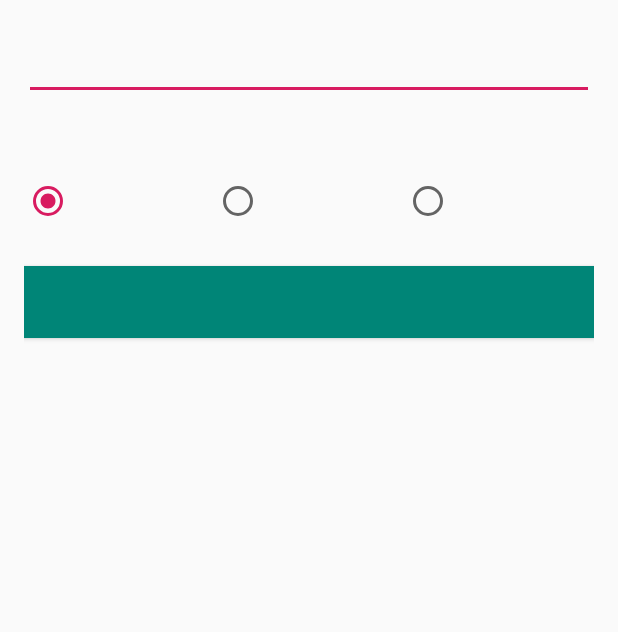
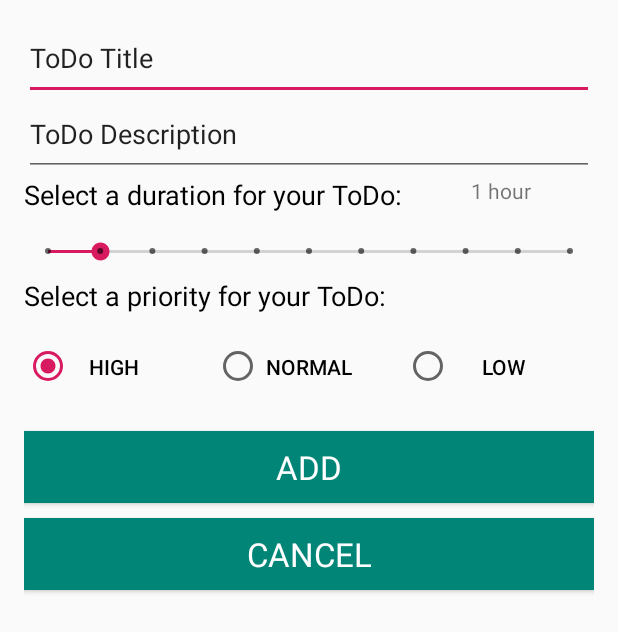
Before and after one commit to aaronpaczak/coe1530, an Android app: the AddTaskActivity screen opened directly, with no data from a screen before it, on a phone screen of 412 x 824 dp. Shown: the top 632 px of the screen. Run offline under Robolectric (Android 15) with nearby library versions, the phone set to English and light mode, and no system bars.

Commit message:
Add to dos works not, made it look a tiny bit better

```diff
--- a/app/src/main/java/coe1530/eatyourleftovers/dummy/ToDoList.java
+++ b/app/src/main/java/coe1530/eatyourleftovers/dummy/ToDoList.java
@@ -21,7 +21,7 @@ public class ToDoList {
      */
     public static final Map<String, ToDoItem> ITEM_MAP = new HashMap<String, ToDoItem>();
 
-    private static final int COUNT = 10;
+    private static final int COUNT = 0;
 
     static {
         // Add some sample items.
@@ -59,11 +59,13 @@ public class ToDoList {
         public int priority; //priority of task
         public final String details; //additional information about task
 
-        public ToDoItem(String name, int content, int priority, String details) {
+        public ToDoItem(String name, int duration, int priority, String details) {
             this.name = name;
             this.duration = duration;
             this.priority = priority;
             this.details = details;
+
+            addItem(this);
         }
 
         @Override
--- a/app/src/main/res/layout/activity_add_task.xml
+++ b/app/src/main/res/layout/activity_add_task.xml
@@ -1,36 +1,4 @@
 <?xml version="1.0" encoding="utf-8"?>
-<!--<android.support.design.widget.CoordinatorLayout xmlns:android="http://schemas.android.com/apk/res/android"-->
-    <!--xmlns:app="http://schemas.android.com/apk/res-auto"-->
-    <!--xmlns:tools="http://schemas.android.com/tools"-->
-    <!--android:layout_width="match_parent"-->
-    <!--android:layout_height="match_parent"-->
-    <!--tools:context=".AddTaskActivity">-->
-
-    <!--<android.support.design.widget.AppBarLayout-->
-        <!--android:layout_width="match_parent"-->
-        <!--android:layout_height="wrap_content"-->
-        <!--android:theme="@style/AppTheme.AppBarOverlay">-->
-
-        <!--<android.support.v7.widget.Toolbar-->
-            <!--android:id="@+id/toolbar"-->
-            <!--android:layout_width="match_parent"-->
-            <!--android:layout_height="?attr/actionBarSize"-->
-            <!--android:background="?attr/colorPrimary"-->
-            <!--app:popupTheme="@style/AppTheme.PopupOverlay" />-->
-
-    <!--</android.support.design.widget.AppBarLayout>-->
-
-    <!--<include layout="@layout/content_add_task" />-->
-
-    <!--<android.support.design.widget.FloatingActionButton-->
-        <!--android:id="@+id/fab"-->
-        <!--android:layout_width="wrap_content"-->
-        <!--android:layout_height="wrap_content"-->
-        <!--android:layout_gravity="bottom|end"-->
-        <!--android:layout_margin="@dimen/fab_margin"-->
-        <!--app:srcCompat="@android:drawable/ic_dialog_email" />-->
-
-<!--</android.support.design.widget.CoordinatorLayout>-->
 
 
 
@@ -49,20 +17,66 @@
     android:paddingStart="@dimen/activity_horizontal_margin"
     android:paddingTop="@dimen/activity_vertical_margin">
 
+    <!-- EditText for getting task title input -->
+
+    <EditText
+        android:id="@+id/editTextTaskTitle"
+        android:layout_width="match_parent"
+        android:text="ToDo Title"
+        android:layout_height="wrap_content"
+        android:gravity="start"
+        android:paddingBottom ="@dimen/activity_horizontal_margin"/>
+
     <!-- EditText for getting task description input -->
     <EditText
         android:id="@+id/editTextTaskDescription"
         android:layout_width="match_parent"
+        android:text="ToDo Description"
         android:layout_height="wrap_content"
         android:gravity="start"
         android:paddingBottom ="@dimen/activity_horizontal_margin"/>
 
+    <!-- TextView and linear layout for the time slider for Duration for this task -->
+    <LinearLayout
+        android:layout_width="match_parent"
+        android:layout_height="41dp"
+        android:orientation="horizontal">
+
+        <TextView
+            style="@style/TextAppearance.AppCompat.Medium"
+            android:layout_width="wrap_content"
+            android:layout_height="wrap_content"
+            android:layout_gravity="start"
+            android:layout_marginTop="8dp"
+            android:layout_marginBottom="8dp"
+            android:text="Select a duration for your ToDo: "
+            android:textColor="@android:color/primary_text_light" />
+
+        <TextView
+            android:id="@+id/currentSelectedDuration"
+            android:layout_width="wrap_content"
+            android:layout_height="wrap_content"
+            android:layout_weight="1"
+            android:text="1 hour"
+            android:textAlignment="center"/>
+    </LinearLayout>
+
     <!-- TextView and FrameLayout (which contains buttons) for Priority Selection -->
+    <SeekBar
+        android:id="@+id/durationBar"
+        style="@style/Widget.AppCompat.SeekBar.Discrete"
+        android:layout_width="match_parent"
+        android:layout_height="wrap_content"
+        android:max="10"
+        android:onClick="onProgressChanged"
+        android:progress="1" />
+
     <TextView
         android:layout_width="wrap_content"
         android:layout_height="wrap_content"
         android:layout_gravity="start"
         android:textColor="@android:color/primary_text_light"
+        android:text="Select a priority for your ToDo: "
         style="@style/TextAppearance.AppCompat.Medium"
         android:layout_marginTop="8dp"
         android:layout_marginBottom="8dp"/>
@@ -85,6 +99,7 @@
                 style="?android:attr/buttonBarButtonStyle"
                 android:textColor="@android:color/primary_text_light"
                 android:id="@+id/buttonP1"
+                android:text="High"
                 android:layout_width="wrap_content"
                 android:layout_height="wrap_content"
                 android:layout_weight="1"
@@ -94,6 +109,7 @@
                 style="?android:attr/buttonBarButtonStyle"
                 android:textColor="@android:color/primary_text_light"
                 android:id="@+id/buttonP2"
+                android:text="Normal"
                 android:layout_width="wrap_content"
                 android:layout_height="wrap_content"
                 android:layout_weight="1"
@@ -103,6 +119,7 @@
                 style="?android:attr/buttonBarButtonStyle"
                 android:textColor="@android:color/primary_text_light"
                 android:id="@+id/buttonP3"
+                android:text="Low"
                 android:layout_width="wrap_content"
                 android:layout_height="wrap_content"
                 android:layout_weight="1"
@@ -146,6 +163,7 @@
     <!-- Add button -->
     <Button
         android:id="@+id/addButton"
+        android:text="Add"
         android:layout_width="match_parent"
         android:layout_height="wrap_content"
         android:layout_gravity="center"
@@ -154,4 +172,17 @@
         android:background="@color/colorPrimary"
         android:onClick="onClickAddTask"/>
 
+    <!-- Cancel button -->
+    <Button
+        android:id="@+id/cancelButton"
+        style="@style/TextAppearance.AppCompat.Large"
+        android:layout_width="match_parent"
+        android:layout_height="wrap_content"
+        android:layout_gravity="center"
+        android:background="@color/colorPrimary"
+        android:onClick="onClickCancelTask"
+        android:text="Cancel"
+        android:layout_marginTop="10dp"
+        android:textColor="@android:color/primary_text_dark" />
+
 </LinearLayout>
```
Also changed, not shown: app/src/main/java/coe1530/eatyourleftovers/AddTaskActivity.java (+62 -21 lines), app/src/main/java/coe1530/eatyourleftovers/MyTodoItemRecyclerViewAdapter.java (+10 -7 lines), app/src/main/java/coe1530/eatyourleftovers/TodoItemFragment.java (+0 -8 lines), app/src/main/res/layout/activity_main_view.xml (+0 -18 lines), app/src/main/res/layout/fragment_todoitem.xml (+35 -48 lines), app/src/main/res/layout/fragment_todoitem_list.xml (+14 -27 lines).
